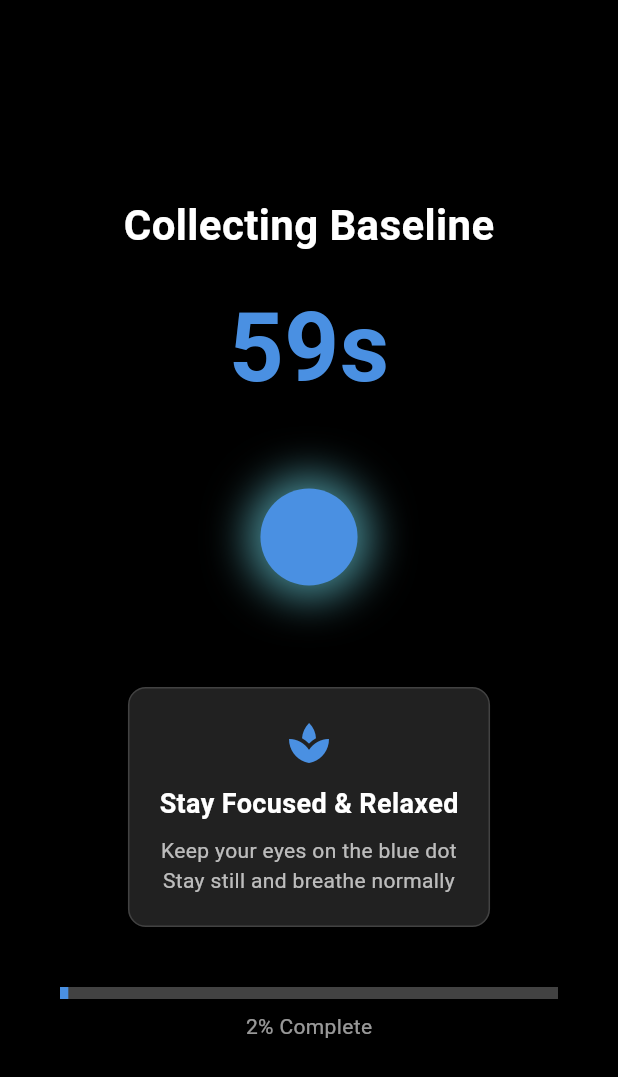
After one commit to xjessxx/wave_flight_app, a Flutter app: the CalibrationScreen screen opened by its route, after a tap on "Start Baseline Collection", on a phone screen of 412 x 824 dp. The commit adds this screen. Shown: the top 1077 px of the screen. Run offline on Flutter 3.47's test engine with Material 3 defaults, Android fonts, the phone set to English and light mode, and no system bars; our stand-ins replace firebase_auth, firebase_core; accounts and stored records are empty.

Commit message:
Adding baseline calibration screen on signup and Updating main.dart with new routes and signup flow to navigate to calibration

```diff
--- /dev/null
+++ b/lib/screens/calibration_screen.dart
@@ -0,0 +1,424 @@
+import 'package:flutter/material.dart';
+import 'dart:async';
+
+/// Simplified Calibration Screen - Baseline Only
+///
+/// This screen collects the user's baseline brain state (60s of relaxed focus).
+/// Motor imagery training happens on the separate training_screen.dart
+class CalibrationScreen extends StatefulWidget {
+  const CalibrationScreen({super.key});
+
+  @override
+  State<CalibrationScreen> createState() => _CalibrationScreenState();
+}
+
+class _CalibrationScreenState extends State<CalibrationScreen>
+    with SingleTickerProviderStateMixin {
+
+  // Calibration state
+  CalibrationPhase _currentPhase = CalibrationPhase.introduction;
+
+  // Timer
+  Timer? _phaseTimer;
+  int _secondsRemaining = 0;
+  bool _isCollecting = false;
+
+  // Animation for focus dot
+  late AnimationController _pulseController;
+  late Animation<double> _pulseAnimation;
+
+  @override
+  void initState() {
+    super.initState();
+
+    // Setup pulse animation for focus dot
+    _pulseController = AnimationController(
+      duration: const Duration(milliseconds: 1500),
+      vsync: this,
+    );
+
+    _pulseAnimation = Tween<double>(begin: 0.8, end: 1.2).animate(
+      CurvedAnimation(parent: _pulseController, curve: Curves.easeInOut),
+    );
+
+    _pulseController.repeat(reverse: true);
+  }
+
+  @override
+  void dispose() {
+    _phaseTimer?.cancel();
+    _pulseController.dispose();
+    super.dispose();
+  }
+
+  // ========== CALIBRATION CONTROL ==========
+
+  void _startBaseline() {
+    setState(() {
+      _currentPhase = CalibrationPhase.baseline;
+      _secondsRemaining = 60; // 60 second baseline
+      _isCollecting = true;
+    });
+
+    // Start countdown
+    _phaseTimer = Timer.periodic(const Duration(seconds: 1), (timer) {
+      setState(() {
+        _secondsRemaining--;
+
+        if (_secondsRemaining <= 0) {
+          timer.cancel();
+          _onBaselineComplete();
+        }
+      });
+    });
+
+    // TODO: Call BCI service to start baseline collection
+    // Example: bciBluetooth.startBaseline();
+  }
+
+  void _onBaselineComplete() {
+    setState(() {
+      _isCollecting = false;
+      _currentPhase = CalibrationPhase.complete;
+    });
+
+    // Show completion dialog
+    _showCompletionDialog();
+  }
+
+  void _showCompletionDialog() {
+    showDialog(
+      context: context,
+      barrierDismissible: false,
+      builder: (context) => AlertDialog(
+        title: const Text(
+          '✓ Baseline Complete!',
+          textAlign: TextAlign.center,
+          style: TextStyle(fontSize: 24, fontWeight: FontWeight.bold),
+        ),
+        content: Column(
+          mainAxisSize: MainAxisSize.min,
+          children: [
+            const Icon(Icons.check_circle, color: Colors.green, size: 80),
+            const SizedBox(height: 16),
+            const Text(
+              'Great job! Your baseline has been recorded.\n\n'
+                  'Now you can start training with motor imagery.',
+              textAlign: TextAlign.center,
+              style: TextStyle(fontSize: 16),
+            ),
+          ],
+        ),
+        actions: [
+          TextButton(
+            onPressed: () {
+              Navigator.pop(context);
+              // Navigate to home screen
+              Navigator.pushReplacementNamed(context, '/home');
+            },
+            child: const Text(
+              'Continue to Home',
+              style: TextStyle(fontSize: 16, fontWeight: FontWeight.bold),
+            ),
+          ),
+        ],
+      ),
+    );
+  }
+
+  // ========== UI BUILDERS ==========
+
+  @override
+  Widget build(BuildContext context) {
+    return Scaffold(
+      backgroundColor: Colors.black,
+      body: SafeArea(
+        child: _buildPhaseContent(),
+      ),
+    );
+  }
+
+  Widget _buildPhaseContent() {
+    switch (_currentPhase) {
+      case CalibrationPhase.introduction:
+        return _buildIntroduction();
+      case CalibrationPhase.baseline:
+        return _buildBaselineView();
+      case CalibrationPhase.complete:
+        return _buildCompletionView();
+    }
+  }
+
+  Widget _buildIntroduction() {
+    return Padding(
+      padding: const EdgeInsets.all(24.0),
+      child: Column(
+        mainAxisAlignment: MainAxisAlignment.center,
+        children: [
+          const Icon(Icons.psychology, size: 80, color: Color(0xFF4A90E2)),
+          const SizedBox(height: 24),
+          const Text(
+            'Baseline Calibration',
+            style: TextStyle(
+              color: Colors.white,
+              fontSize: 32,
+              fontWeight: FontWeight.bold,
+            ),
+          ),
+          const SizedBox(height: 16),
+          const Text(
+            'We need to measure your resting brain state.\nThis takes 60 seconds.',
+            textAlign: TextAlign.center,
+            style: TextStyle(color: Colors.white70, fontSize: 16),
+          ),
+          const SizedBox(height: 40),
+
+          // Instructions card
+          Container(
+            padding: const EdgeInsets.all(24),
+            decoration: BoxDecoration(
+              color: Colors.grey[900],
+              borderRadius: BorderRadius.circular(16),
+              border: Border.all(color: const Color(0xFF4A90E2), width: 2),
+            ),
+            child: Column(
+              crossAxisAlignment: CrossAxisAlignment.start,
+              children: [
+                const Row(
+                  children: [
+                    Icon(Icons.info_outline, color: Color(0xFF4A90E2)),
+                    SizedBox(width: 12),
+                    Text(
+                      'What to do:',
+                      style: TextStyle(
+                        color: Colors.white,
+                        fontSize: 20,
+                        fontWeight: FontWeight.bold,
+                      ),
+                    ),
+                  ],
+                ),
+                const SizedBox(height: 20),
+                _buildInstructionItem(
+                  icon: Icons.visibility,
+                  text: 'Keep your eyes open and focused on the blue dot',
+                ),
+                const SizedBox(height: 12),
+                _buildInstructionItem(
+                  icon: Icons.self_improvement,
+                  text: 'Sit comfortably and stay relaxed',
+                ),
+                const SizedBox(height: 12),
+                _buildInstructionItem(
+                  icon: Icons.air,
+                  text: 'Breathe normally and naturally',
+                ),
+                const SizedBox(height: 12),
+                _buildInstructionItem(
+                  icon: Icons.block,
+                  text: 'Don\'t think about moving or imagine any movements',
+                ),
+                const SizedBox(height: 12),
+                _buildInstructionItem(
+                  icon: Icons.camera,
+                  text: 'Minimize eye blinks, jaw clenching, and body movement',
+                ),
+              ],
+            ),
+          ),
+
+          const Spacer(),
+
+          // Start button
+          SizedBox(
+            width: double.infinity,
+            height: 56,
+            child: ElevatedButton(
+              onPressed: () => _startBaseline(),
+              style: ElevatedButton.styleFrom(
+                backgroundColor: const Color(0xFF4A90E2),
+                foregroundColor: Colors.white,
+                shape: RoundedRectangleBorder(
+                  borderRadius: BorderRadius.circular(12),
+                ),
+              ),
+              child: const Text(
+                'Start Baseline Collection',
+                style: TextStyle(fontSize: 18, fontWeight: FontWeight.bold),
+              ),
+            ),
+          ),
+          const SizedBox(height: 16),
+          const Text(
+            'Make sure you\'re in a quiet place before starting',
+            textAlign: TextAlign.center,
+            style: TextStyle(color: Colors.white60, fontSize: 14),
+          ),
+        ],
+      ),
+    );
+  }
+
+  Widget _buildInstructionItem({required IconData icon, required String text}) {
+    return Row(
+      crossAxisAlignment: CrossAxisAlignment.start,
+      children: [
+        Icon(icon, color: const Color(0xFF4A90E2), size: 20),
+        const SizedBox(width: 12),
+        Expanded(
+          child: Text(
+            text,
+            style: const TextStyle(color: Colors.white70, fontSize: 16),
+          ),
+        ),
+      ],
+    );
+  }
+
+  Widget _buildBaselineView() {
+    return Column(
+      mainAxisAlignment: MainAxisAlignment.center,
+      children: [
+        const Text(
+          'Collecting Baseline',
+          style: TextStyle(
+            color: Colors.white,
+            fontSize: 28,
+            fontWeight: FontWeight.bold,
+          ),
+        ),
+        const SizedBox(height: 16),
+        Text(
+          '${_secondsRemaining}s',
+          style: const TextStyle(
+            color: Color(0xFF4A90E2),
+            fontSize: 64,
+            fontWeight: FontWeight.bold,
+          ),
+        ),
+        const SizedBox(height: 40),
+
+        // Focus dot with pulse animation
+        AnimatedBuilder(
+          animation: _pulseAnimation,
+          builder: (context, child) {
+            return Transform.scale(
+              scale: _pulseAnimation.value,
+              child: Container(
+                width: 80,
+                height: 80,
+                decoration: BoxDecoration(
+                  shape: BoxShape.circle,
+                  color: const Color(0xFF4A90E2),
+                  boxShadow: [
+                    BoxShadow(
+                      color: const Color(0xFF4A90E2).withValues(blue: 0.6),
+                      blurRadius: 30,
+                      spreadRadius: 10,
+                    ),
+                  ],
+                ),
+              ),
+            );
+          },
+        ),
+
+        const SizedBox(height: 60),
+
+        // Reminder card
+        Padding(
+          padding: const EdgeInsets.symmetric(horizontal: 32),
+          child: Container(
+            padding: const EdgeInsets.all(20),
+            decoration: BoxDecoration(
+              color: Colors.grey[900],
+              borderRadius: BorderRadius.circular(12),
+              border: Border.all(color: Colors.grey[800]!),
+            ),
+            child: const Column(
+              children: [
+                Icon(Icons.spa, color: Color(0xFF4A90E2), size: 32),
+                SizedBox(height: 12),
+                Text(
+                  'Stay Focused & Relaxed',
+                  style: TextStyle(
+                    color: Colors.white,
+                    fontSize: 18,
+                    fontWeight: FontWeight.bold,
+                  ),
+                ),
+                SizedBox(height: 8),
+                Text(
+                  'Keep your eyes on the blue dot\nStay still and breathe normally',
+                  textAlign: TextAlign.center,
+                  style: TextStyle(color: Colors.white70, fontSize: 14),
+                ),
+              ],
+            ),
+          ),
+        ),
+
+        const SizedBox(height: 40),
+
+        // Progress bar
+        Padding(
+          padding: const EdgeInsets.symmetric(horizontal: 40),
+          child: Column(
+            children: [
+              LinearProgressIndicator(
+                value: 1 - (_secondsRemaining / 60),
+                backgroundColor: Colors.grey[800],
+                color: const Color(0xFF4A90E2),
+                minHeight: 8,
+              ),
+              const SizedBox(height: 8),
+              Text(
+                '${(((60 - _secondsRemaining) / 60) * 100).toStringAsFixed(0)}% Complete',
+                style: const TextStyle(color: Colors.white60, fontSize: 14),
+              ),
+            ],
+          ),
+        ),
+      ],
+    );
+  }
+
+  Widget _buildCompletionView() {
+    return Column(
+      mainAxisAlignment: MainAxisAlignment.center,
+      children: [
+        const Icon(
+          Icons.check_circle,
+          color: Colors.green,
+          size: 100,
+        ),
+        const SizedBox(height: 24),
+        const Text(
+          'Baseline Collected!',
+          style: TextStyle(
+            color: Colors.white,
+            fontSize: 32,
+            fontWeight: FontWeight.bold,
+          ),
+        ),
+        const SizedBox(height: 16),
+        const Padding(
+          padding: EdgeInsets.symmetric(horizontal: 40),
+          child: Text(
+            'Your resting brain state has been recorded.\nYou can now proceed to motor imagery training.',
+            textAlign: TextAlign.center,
+            style: TextStyle(color: Colors.white70, fontSize: 16),
+          ),
+        ),
+      ],
+    );
+  }
+}
+
+// ========== ENUMS ==========
+
+enum CalibrationPhase {
+  introduction,
+  baseline,
+  complete,
+}
```
Also changed, not shown: lib/main.dart (+73 -19 lines), lib/screens/signup_screen.dart (+148 -35 lines).
